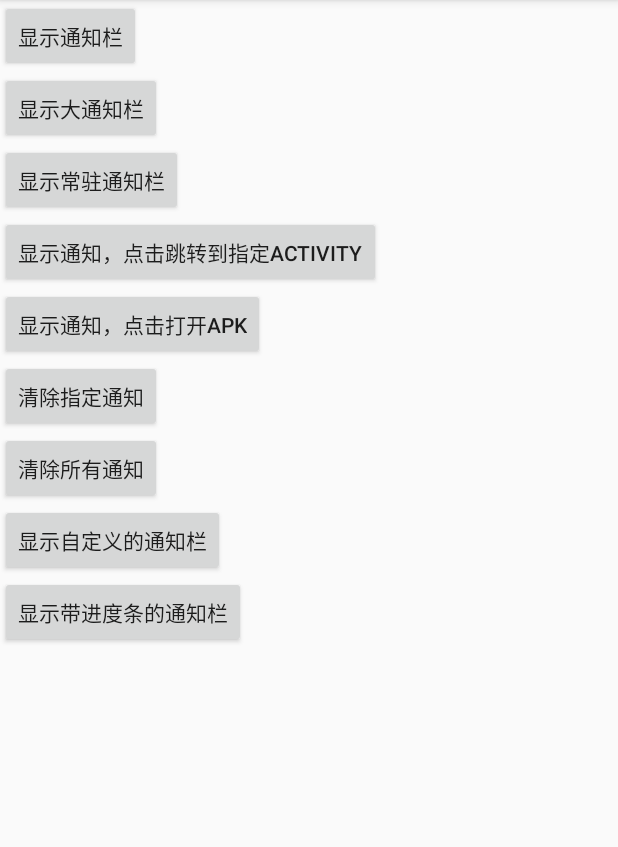
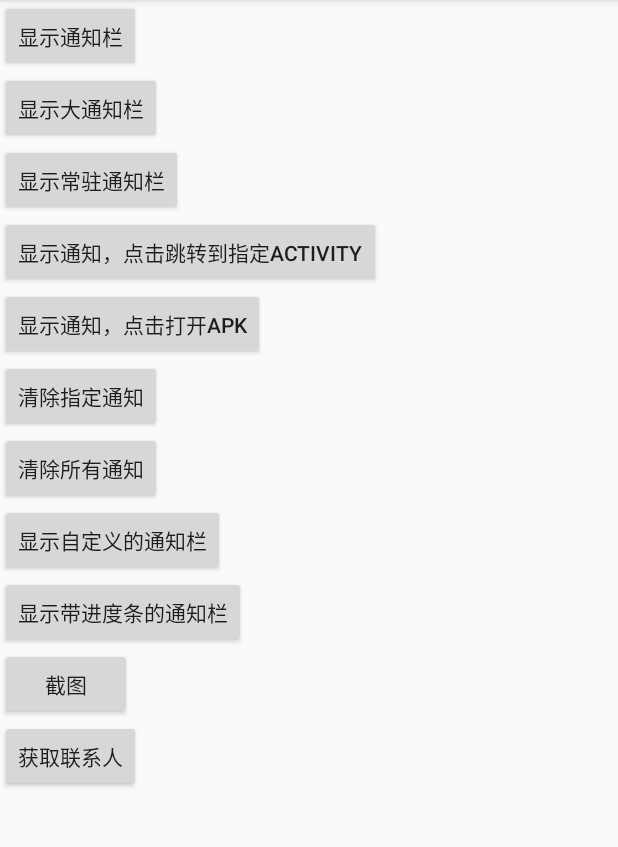
Before and after one commit to ITentity/AndroidDemo, an Android app: the screen it shows after launch (MainActivity), on a phone screen of 412 x 824 dp, the part 84-931 px from its top. Run offline under Robolectric (Android 15) with nearby library versions, the phone set to English and light mode, and no system bars.

Commit message:
打开系统通讯录，并获取点击的通讯录信息

```diff
--- a/app/src/main/res/layout/activity_main.xml
+++ b/app/src/main/res/layout/activity_main.xml
@@ -3,12 +3,19 @@
     xmlns:app="http://schemas.android.com/apk/res-auto"
     xmlns:tools="http://schemas.android.com/tools"
     android:layout_width="match_parent"
-    android:layout_height="match_parent"
+    android:layout_height="wrap_content"
     android:orientation="vertical"
     android:layout_centerHorizontal="true"
     android:layout_centerVertical="true"
     tools:context="cn.appscomm.androiddemo.MainActivity">
-
+    <ScrollView
+        android:layout_width="match_parent"
+        android:layout_height="wrap_content"
+        android:scrollbars="none">
+            <LinearLayout
+                android:orientation="vertical"
+                android:layout_width="match_parent"
+                android:layout_height="wrap_content">
                 <Button
                     android:id="@+id/send"
                     android:layout_width="wrap_content"
@@ -55,5 +62,22 @@
                     android:layout_width="wrap_content"
                     android:layout_height="wrap_content"
                     android:text="显示带进度条的通知栏" />
+                <Button
+                    android:id="@+id/scrop_map"
+                    android:layout_width="wrap_content"
+                    android:layout_height="wrap_content"
+                    android:text="截图" />
 
+                <ImageView
+                    android:id="@+id/image"
+                    android:layout_width="fill_parent"
+                    android:layout_height="fill_parent" />
+
+                <Button
+                    android:id="@+id/getContect"
+                    android:layout_width="wrap_content"
+                    android:layout_height="wrap_content"
+                    android:text="获取联系人"/>
         </LinearLayout>
+    </ScrollView>
+</LinearLayout>
```
Also changed, not shown: app/src/main/AndroidManifest.xml (+8 -0 lines), app/src/main/java/cn/appscomm/androiddemo/MainActivity.java (+72 -1 lines), app/src/main/java/cn/appscomm/androiddemo/activity/ContectActivity.java (added, +101 -0 lines), app/src/main/res/layout/activity_contect.xml (added, +20 -0 lines). Lines whose indentation alone changed are shown as unchanged.
